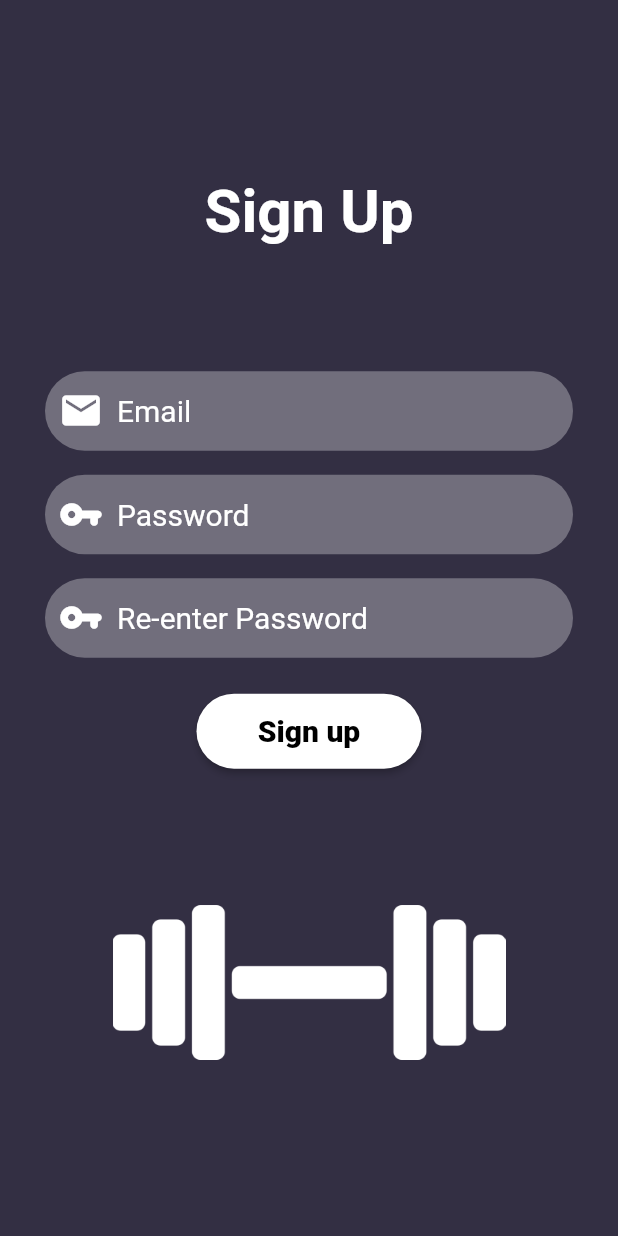
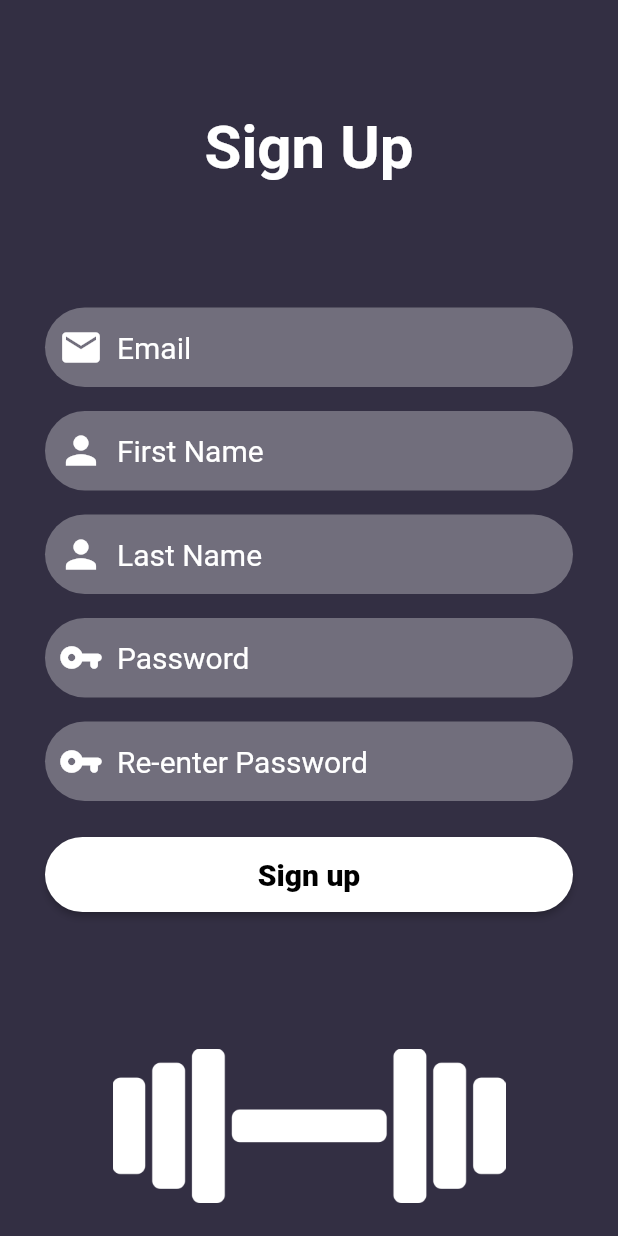
Before and after one commit to Roodiger/gym-app, a Flutter app: the SignUpPage screen opened directly, after a tap on "Sign up", on a phone screen of 412 x 824 dp. Run offline on Flutter 3.47's test engine with Material 2 defaults, Android fonts, the phone set to English and light mode, and no system bars; our stand-ins replace charts_flutter, cloud_firestore, firebase_auth, firebase_core, table_calendar; accounts and stored records are empty; network calls fail.

Commit message:
Changes made to sign in process. Added a users table to hold the user information.

```diff
--- a/lib/authentication_service.dart
+++ b/lib/authentication_service.dart
@@ -1,4 +1,5 @@
 import 'package:firebase_auth/firebase_auth.dart';
+import 'package:cloud_firestore/cloud_firestore.dart';
 
 class AuthenticationService {
 
@@ -18,13 +19,28 @@ class AuthenticationService {
   }
 
 
-  Future<String> signUp({String email, String password}) async {
+  Future<String> signUp({String email, String password, String firstName, String lastName}) async {
     try {
-      await _firebaseAuth.createUserWithEmailAndPassword(email: email, password: password);
-      return "Signed up";
+        await _firebaseAuth.createUserWithEmailAndPassword(email: email, password: password);
+        this.addUserToUsersTable(firstName, lastName, email);
+        return "Signed up";
     } on FirebaseAuthException catch(e) {
       return e.message;
     }
+  }
+
+  Future<DocumentReference> addUserToUsersTable(String firstName, String lastName, String email) {
+    if (_firebaseAuth.currentUser == null) {
+      throw Exception('Must be logged in');
+    }
+
+    return FirebaseFirestore.instance.collection('users').add({
+      'user_id': FirebaseAuth.instance.currentUser.uid,
+      'first_name': firstName,
+      'last_name': lastName,
+      'email': email,
+      'created_at': DateTime.now(),
+    });
   }
 
   getEmail() {
--- a/lib/signinpage.dart
+++ b/lib/signinpage.dart
@@ -27,17 +27,19 @@ class SignInPage extends StatelessWidget {
     return Scaffold(
 
       body: SafeArea(
-        child: Column(
-          mainAxisAlignment: MainAxisAlignment.center,
-          crossAxisAlignment: CrossAxisAlignment.center,
+        child: ListView(
+          // mainAxisAlignment: MainAxisAlignment.center,
+          // crossAxisAlignment: CrossAxisAlignment.center,
           children: [
-            Padding(
+            Center(
+              child: Padding(
                 padding: const EdgeInsets.all(75),
                 child: Text("Sign In",
                   style: TextStyle(
                       fontSize: 40,
                       color: Colors.white,
                       fontWeight: FontWeight.bold
+                  ),
                 ),
               ),
             ),
--- a/lib/signuppage.dart
+++ b/lib/signuppage.dart
@@ -20,6 +20,8 @@ const kTextFieldDecoration = InputDecoration(
 
 class SignUpPage extends StatelessWidget {
   final TextEditingController emailController =  new TextEditingController();
+  final TextEditingController firstNameController =  new TextEditingController();
+  final TextEditingController lastNameController =  new TextEditingController();
   final TextEditingController passwordController =  new TextEditingController();
   final TextEditingController reenterPasswordController =  new TextEditingController();
 
@@ -27,17 +29,19 @@ class SignUpPage extends StatelessWidget {
   Widget build(BuildContext context) {
     return Scaffold(
         body: SafeArea(
-          child: Column(
-              mainAxisAlignment: MainAxisAlignment.center,
-              crossAxisAlignment: CrossAxisAlignment.center,
+          child: ListView(
+              // mainAxisAlignment: MainAxisAlignment.center,
+              // crossAxisAlignment: CrossAxisAlignment.center,
               children: [
-                Padding(
+                Center(
+                  child: Padding(
                     padding: const EdgeInsets.all(75),
                     child: Text("Sign Up",
                       style: TextStyle(
                         fontSize: 40,
                         color: Colors.white,
                         fontWeight: FontWeight.bold
+                      ),
                     ),
                   ),
                 ),
@@ -60,11 +64,44 @@ class SignUpPage extends StatelessWidget {
                 Padding(
                   padding: const EdgeInsets.symmetric(vertical: 8.0, horizontal: 30),
                   child: TextField(
+                    controller: firstNameController,
+                    textCapitalization: TextCapitalization.sentences,
+                    keyboardType: TextInputType.name,
+                    style: TextStyle(color: Colors.white, fontSize: 20),
+                    decoration: kTextFieldDecoration.copyWith(
+                      hintText: "First Name",
+                      prefixIcon: Icon(
+                        Icons.person,
+                        color: Colors.white,
+                        size: 30,
+                      ),
+                    ),
+                  ),
+                ),
+                Padding(
+                  padding: const EdgeInsets.symmetric(vertical: 8.0, horizontal: 30),
+                  child: TextField(
+                    controller: lastNameController,
+                    textCapitalization: TextCapitalization.sentences,
+                    keyboardType: TextInputType.name,
+                    style: TextStyle(color: Colors.white, fontSize: 20),
+                    decoration: kTextFieldDecoration.copyWith(
+                      hintText: "Last Name",
+                      prefixIcon: Icon(
+                        Icons.person,
+                        color: Colors.white,
+                        size: 30,
+                      ),
+                    ),
+                  ),
+                ),
+                Padding(
+                  padding: const EdgeInsets.symmetric(vertical: 8.0, horizontal: 30),
+                  child: TextField(
                     controller: passwordController,
                     enableSuggestions: false,
                     autocorrect: false,
                     obscureText: true,
-                    keyboardType: TextInputType.emailAddress,
                     style: TextStyle(color: Colors.white, fontSize: 20),
                     decoration: kTextFieldDecoration.copyWith(
                       hintText: "Password",
@@ -83,7 +120,6 @@ class SignUpPage extends StatelessWidget {
                     enableSuggestions: false,
                     autocorrect: false,
                     obscureText: true,
-                    keyboardType: TextInputType.emailAddress,
                     style: TextStyle(color: Colors.white, fontSize: 20),
                     decoration: kTextFieldDecoration.copyWith(
                       hintText: "Re-enter Password",
@@ -113,11 +149,14 @@ class SignUpPage extends StatelessWidget {
                     ),
                     onPressed: () {
 
-                      if(passwordController.text.trim() == reenterPasswordController.text.trim()){
-
+                      if(passwordController.text.trim() == reenterPasswordController.text.trim()
+                        && emailController.text.isNotEmpty && passwordController.text.isNotEmpty
+                          && firstNameController.text.isNotEmpty && lastNameController.text.isNotEmpty){
                           context.read<AuthenticationService>().signUp(
                             email: emailController.text.trim(),
                             password: passwordController.text.trim(),
+                            firstName: firstNameController.text.trim(),
+                            lastName: lastNameController.text.trim(),
                           ).then((value){
                           print(value);
                           if(value == "Signed up") {
@@ -132,13 +171,15 @@ class SignUpPage extends StatelessWidget {
                     child: Text("Sign up"),
                   ),
                 ),
-                Padding(
+                Expanded(
+                  child: Padding(
                     padding: const EdgeInsets.all(75.0),
                     child: Hero(
                       tag: "weight",
                       child: Image(
                         alignment: Alignment.bottomCenter,
                         image: AssetImage("assets/images/weight-logo.png"),
+                      ),
                     ),
                   ),
                 ),
```
Also changed, not shown: 1 other file. Lines whose indentation alone changed are shown as unchanged.
